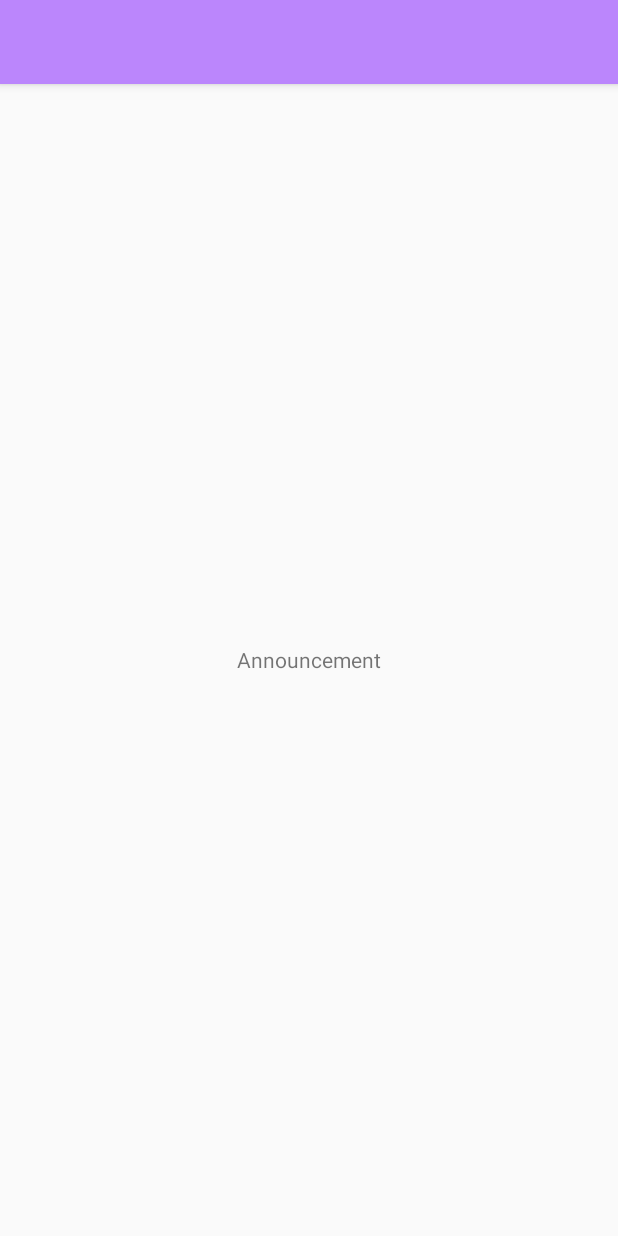
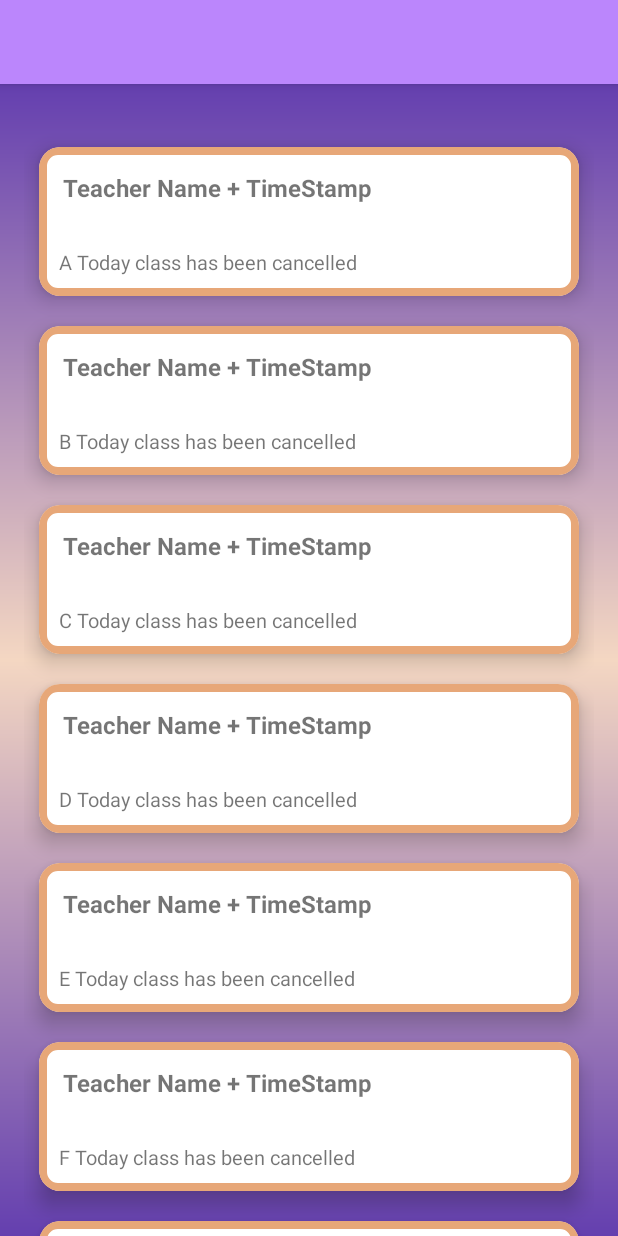
Before and after one commit to Pranav-Varma-03/Mana-Taragathi, an Android app: the announcementPage screen opened directly, with no data from a screen before it, on a phone screen of 412 x 824 dp. Run offline under Robolectric (Android 15) with nearby library versions, the phone set to English and light mode, and no system bars.

Commit message:
Announcement Recycler View Done

```diff
--- a/app/src/main/java/com/example/taragati06/Login_Page_controller.kt
+++ b/app/src/main/java/com/example/taragati06/Login_Page_controller.kt
@@ -25,6 +25,12 @@ class Login_Page_controller : AppCompatActivity() {
         val password = passwordInput.text.toString()
 
         val intent = Intent(this, studentHome::class.java)
-        startActivity(intent)
+
+        if(email == "test" && password == "test") {
+            startActivity(intent)
+        }
+        else{
+            Toast.makeText(this, "Invalid Credentials! \n Please try again..", Toast.LENGTH_SHORT).show()
+        }
     }
 }
--- /dev/null
+++ b/app/src/main/java/com/example/taragati06/announcementAdapter.kt
@@ -0,0 +1,51 @@
+package com.example.taragati06
+
+
+
+
+import android.view.View
+import android.widget.TextView
+import androidx.recyclerview.widget.RecyclerView
+import android.view.LayoutInflater
+import android.view.ViewGroup
+
+//import com.bumptech.glide.Glide
+
+class announcementAdapter(private val items: ArrayList<String>, private val listener: announcementClicked) : RecyclerView.Adapter<announcementViewHolder>() {
+
+
+
+    override fun onCreateViewHolder(parent: ViewGroup, viewType: Int): announcementViewHolder {
+        val view = LayoutInflater.from(parent.context).inflate(R.layout.announcement_recycler, parent, false)
+        val viewHolder = announcementViewHolder(view)
+        view.setOnClickListener{
+            listener.onItemClicked(items[viewHolder.adapterPosition])
+        }
+        return viewHolder
+    }
+
+    override fun getItemCount(): Int {
+        return items.size
+    }
+
+    override fun onBindViewHolder(holder: announcementViewHolder, position: Int) {
+        val currentItem = items[position]
+        holder.titleView.text = currentItem
+    }
+
+
+//    fun updateNews(updatedNews: ArrayList<News>) {
+//        items.clear()
+//        items.addAll(updatedNews)
+//
+//        notifyDataSetChanged()
+//    }
+}
+
+class announcementViewHolder(itemView: View) : RecyclerView.ViewHolder(itemView) {
+    val titleView: TextView = itemView.findViewById(R.id.announcementMatter)
+}
+
+interface announcementClicked {
+    fun onItemClicked(item: String)
+}
--- a/app/src/main/java/com/example/taragati06/announcementPage.kt
+++ b/app/src/main/java/com/example/taragati06/announcementPage.kt
@@ -2,10 +2,43 @@ package com.example.taragati06
 
 import androidx.appcompat.app.AppCompatActivity
 import android.os.Bundle
+import android.widget.Toast
+import androidx.recyclerview.widget.LinearLayoutManager
+import androidx.recyclerview.widget.RecyclerView
 
-class announcementPage : AppCompatActivity() {
+class announcementPage : AppCompatActivity() ,announcementClicked{
+
+    private lateinit var recyclerView: RecyclerView
+
     override fun onCreate(savedInstanceState: Bundle?) {
         super.onCreate(savedInstanceState)
         setContentView(R.layout.activity_announcement_page)
+
+        init()
+    }
+
+    private fun init(){
+        recyclerView =findViewById(R.id.recyclerViewAnnouncement)
+        recyclerView.setHasFixedSize(true)
+        recyclerView.layoutManager = LinearLayoutManager(this, RecyclerView.VERTICAL,false)
+        val items = fetchData()
+        val adapter: announcementAdapter = announcementAdapter(items,this)
+        recyclerView.adapter= adapter
+
+    }
+    private fun fetchData() : ArrayList<String>{
+        val list = ArrayList<String>()
+        list.add("A Today class has been cancelled")
+        list.add("B Today class has been cancelled")
+        list.add("C Today class has been cancelled")
+        list.add("D Today class has been cancelled")
+        list.add("E Today class has been cancelled")
+        list.add("F Today class has been cancelled")
+        list.add("G Today class has been cancelled")
+        return list
+    }
+
+    override fun onItemClicked(item: String) {
+        Toast.makeText(this, "clicked", Toast.LENGTH_SHORT).show()
     }
 }
--- a/app/src/main/res/layout/activity_announcement_page.xml
+++ b/app/src/main/res/layout/activity_announcement_page.xml
@@ -4,18 +4,31 @@
     xmlns:tools="http://schemas.android.com/tools"
     android:layout_width="match_parent"
     android:layout_height="match_parent"
-    tools:context=".announcementPage">
+    tools:context=".announcementPage"
+    android:background="@drawable/rectangle_1_ek1_shape">
 
 
-    <TextView
+<!--    <TextView-->
+<!--        android:layout_width="0dp"-->
+<!--        android:layout_height="0dp"-->
+<!--        android:text="@string/announcement"-->
+<!--        app:layout_constraintTop_toTopOf="parent"-->
+<!--        app:layout_constraintStart_toStartOf="parent"-->
+<!--        app:layout_constraintEnd_toEndOf="parent"-->
+<!--        app:layout_constraintBottom_toBottomOf="parent"-->
+<!--        android:gravity="center"-->
+<!--        />-->
+
+    <androidx.recyclerview.widget.RecyclerView
+        android:id="@+id/recyclerViewAnnouncement"
         android:layout_width="0dp"
-        android:layout_height="0dp"
-        android:text="@string/announcement"
+        android:layout_height="wrap_content"
+        android:layout_marginTop="16dp"
+        android:padding="16dp"
+        app:layout_constraintStart_toStartOf="parent"
         app:layout_constraintTop_toTopOf="parent"
-        app:layout_constraintStart_toStartOf="parent"
-        app:layout_constraintEnd_toEndOf="parent"
-        app:layout_constraintBottom_toBottomOf="parent"
-        android:gravity="center"
-        />
+        app:layout_constraintEnd_toEndOf="parent">
+
+    </androidx.recyclerview.widget.RecyclerView>
 
 </androidx.constraintlayout.widget.ConstraintLayout>
--- a/app/src/main/res/layout/subject_inside_recycler.xml
+++ b/app/src/main/res/layout/announcement_recycler.xml
@@ -5,25 +5,47 @@
     xmlns:app="http://schemas.android.com/apk/res-auto"
     android:layout_marginHorizontal="10dp"
     android:layout_marginVertical="10dp"
-    app:cardCornerRadius="8dp"
+    app:cardCornerRadius="14dp"
     app:cardElevation="8dp">
+
 
     <androidx.constraintlayout.widget.ConstraintLayout
         android:layout_width="match_parent"
-        android:layout_height="wrap_content">
+        android:layout_height="wrap_content"
+        android:background="@drawable/rectangle_47_shape">
+
 
         <TextView
-            android:id="@+id/title"
+            android:id="@+id/announcementHeading"
             android:layout_width="wrap_content"
             android:layout_height="wrap_content"
-            android:text="Announcement"
+            android:text="Teacher Name + TimeStamp"
+            android:textSize="16sp"
+            android:textStyle="bold"
             android:textAlignment="center"
             android:padding="16dp"
             app:layout_constraintTop_toTopOf="parent"
-            app:layout_constraintEnd_toEndOf="parent"
             app:layout_constraintStart_toEndOf="parent"
             app:layout_constraintStart_toStartOf="parent"
             android:gravity="center"/>
+
+        <TextView
+            android:id="@+id/announcementMatter"
+            android:layout_width="match_parent"
+            android:layout_height="wrap_content"
+            app:layout_constraintTop_toBottomOf="@+id/announcementHeading"
+            android:text="@string/announcementMatter"
+            app:layout_constraintStart_toStartOf="parent"
+            android:padding="13dp"
+            android:textSize="13sp"
+            />
+
     </androidx.constraintlayout.widget.ConstraintLayout>
 
+
+
+
+
+
+
 </androidx.cardview.widget.CardView>
--- a/app/src/main/res/layout/subject_recycler.xml
+++ b/app/src/main/res/layout/subject_recycler.xml
@@ -24,6 +24,8 @@
             android:layout_width="wrap_content"
             android:layout_height="wrap_content"
             android:text="MATHS"
+            android:textColor="@color/black"
+            android:textStyle="bold"
             android:textAlignment="center"
             android:layout_marginTop="25dp"
             app:layout_constraintTop_toTopOf="parent"
--- a/app/src/main/res/values/strings.xml
+++ b/app/src/main/res/values/strings.xml
@@ -47,4 +47,5 @@
     <string name="class_lecture_recordings">Class Lecture Recordings</string>
     <string name="exam">Exam</string>
     <string name="ask_a_doubt">Ask a Doubt ?</string>
+    <string name="announcementMatter">Today class has been cancelled</string>
 </resources>
```
